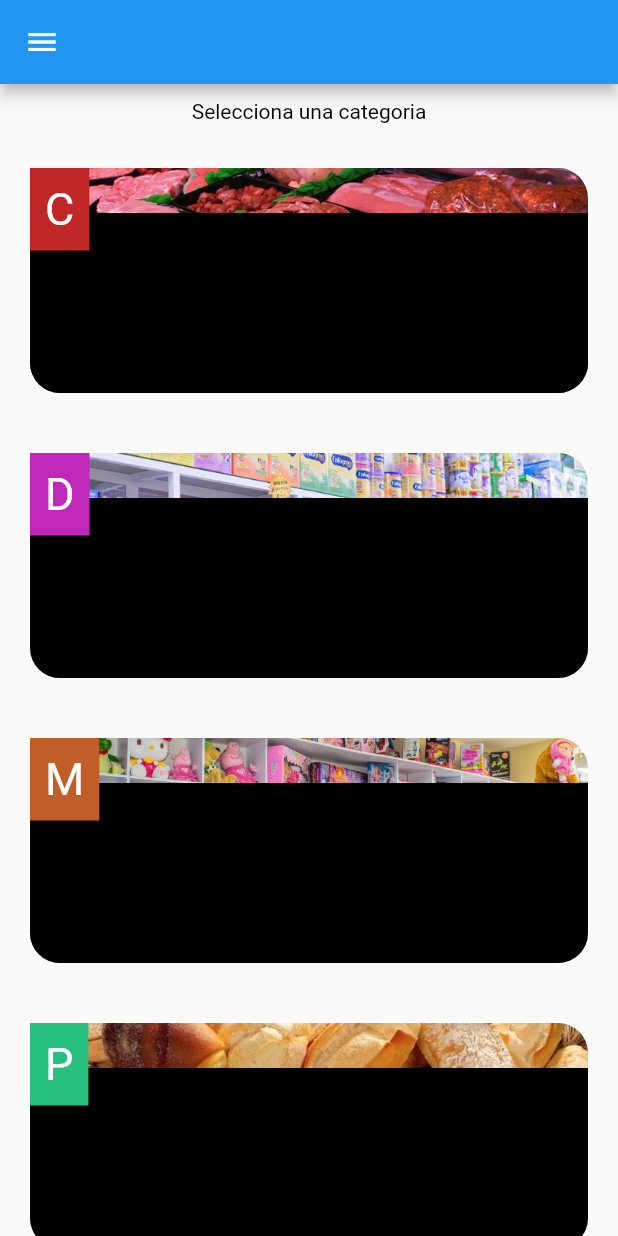
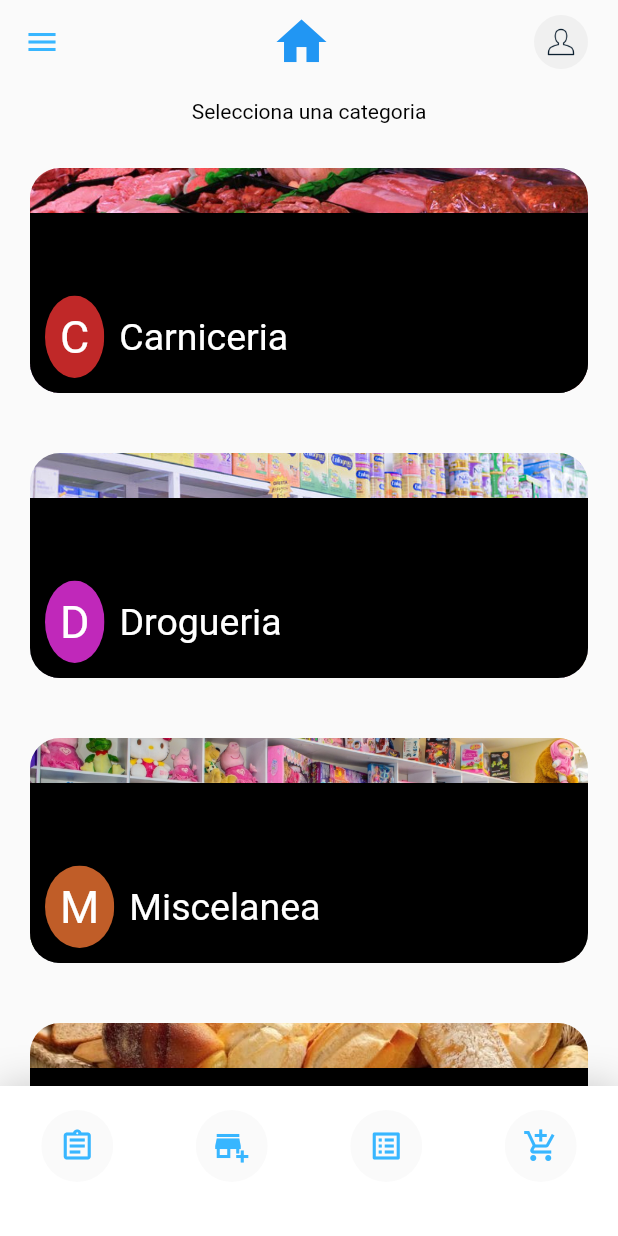
Before and after one commit to DiegoGustavoMO/apptienda, a Flutter app: the CategoryListPage screen opened directly, on a phone screen of 412 x 824 dp. Run offline on Flutter 3.47's test engine with Material 2 defaults, Android fonts, the phone set to English and light mode, and no system bars.

Commit message:
refactor de paginas , widgets y creacion de categoria de barra de botones

```diff
--- a/lib/helpers/utils.dart
+++ b/lib/helpers/utils.dart
@@ -6,25 +6,25 @@ class Utils {
   static List<Category> getMockedCategories() {
     return [
       Category(
-          name: "carniceria",
+          name: "Carniceria",
           icon: IconFontHelper.MEATS,
           color: AppColors.MEATS,
           imgName: "carniceria",
           subCategories: []),
       Category(
-          name: "drogueria",
+          name: "Drogueria",
           icon: IconFontHelper.DRUGSTORE,
           color: AppColors.DRUGSTORE,
           imgName: "drogueria",
           subCategories: []),
       Category(
-          name: "miscelanea",
+          name: "Miscelanea",
           icon: IconFontHelper.SMISCELLANY,
           color: AppColors.SMISCELLANY,
           imgName: "miscelanea",
           subCategories: []),
       Category(
-          name: "panaderia",
+          name: "Panaderia",
           icon: IconFontHelper.BAKERY,
           color: AppColors.BAKERY,
           imgName: "panaderia",
--- a/lib/pages/categorylistpage.dart
+++ b/lib/pages/categorylistpage.dart
@@ -1,5 +1,8 @@
+import 'package:apptienda/helpers/appcolors.dart';
 import 'package:apptienda/helpers/utils.dart';
 import 'package:apptienda/models/category.dart';
+import 'package:apptienda/widgets/categorycard.dart';
+import 'package:apptienda/widgets/categoryicon.dart';
 import 'package:apptienda/widgets/iconfont.dart';
 import 'package:flutter/material.dart';
 import 'package:flutter/widgets.dart';
@@ -11,9 +14,32 @@ class CategoryListPage extends StatelessWidget {
   Widget build(BuildContext context) {
     return Scaffold(
       drawer: Drawer(),
-      appBar: AppBar(),
+      appBar: AppBar(
+        //dentro del AppBar agregue un icono y lo centre
+        title: Center(
+          child: Icon(
+            Icons.home,
+            color: Colors.blue,
+            size: 40.0,
+          ),
+        ),
+        backgroundColor: Colors.transparent,
+        elevation: 0.0,
+        iconTheme: IconThemeData(color: AppColors.MAIN_COLOR),
+        actions: [
+          Container(
+            margin: EdgeInsets.only(right: 10),
+            padding: EdgeInsets.all(10),
+            child: ClipOval(
+              child: Image.asset("assets/images/user.png"),
+            ),
+          )
+        ],
+      ),
       body: Container(
-        child: Column(
+          child: Stack(
+        children: [
+          Column(
             crossAxisAlignment: CrossAxisAlignment.stretch,
             children: [
               Padding(
@@ -28,60 +54,69 @@ class CategoryListPage extends StatelessWidget {
                 child: ListView.builder(
                   itemCount: categories.length,
                   itemBuilder: (BuildContext ctx, int index) {
-                  return Container(
-                    // child: Text(categories[index].name),
-                    margin: EdgeInsets.all(20),
-                    height: 150,
-                    child: Stack(
-                      children: [
-                        Positioned.fill(
-                            child: ClipRRect(
-                          borderRadius: BorderRadius.circular(20.0),
-                          child: Image.asset(
-                            "assets/images/" +
-                                categories[index].imgName +
-                                ".jpg",
-                            fit: BoxFit.cover,
+                    return CategoryCard(category: categories[index]);
+                  },
                 ),
-                        )),
+              ),
               Positioned(
                   bottom: 0,
                   left: 0,
                   right: 0,
                   child: Container(
-                              height: 120,
-                              decoration: BoxDecoration(
-                                  borderRadius: BorderRadius.only(
-                                      bottomLeft: Radius.circular(20),
-                                      bottomRight: Radius.circular(20)),
-                                  gradient: LinearGradient(
-                                    colors: [],
-                                    begin: Alignment.bottomCenter,
-                                    end: Alignment.topCenter,
-                                  )),
-                            )),
-                        Row(
+                    decoration: BoxDecoration(color: Colors.white, boxShadow: [
+                      BoxShadow(
+                          blurRadius: 20,
+                          color: Colors.black.withOpacity(0.2),
+                          offset: Offset.zero)
+                    ]),
+                    height: 100,
+                    padding: EdgeInsets.only(bottom: 20),
+                    child: Row(
+                      mainAxisAlignment: MainAxisAlignment.spaceAround,
                       children: [
-                            Container(
-                              color: categories[index].color,
-                              padding: EdgeInsets.all(10),
-                              child: IconFont(
-                                color: Colors.white,
-                                iconName: categories[index].icon,
-                                size: 30,
+                        ClipOval(
+                          child: Material(
+                            child: IconButton(
+                              icon: Icon(Icons.assignment_outlined,
+                                  color: AppColors.MAIN_COLOR),
+                              onPressed: () {},
                             ),
-                            )
-                          ],
-                        )
+                          ),
+                        ),
+                        ClipOval(
+                          child: Material(
+                            child: IconButton(
+                              icon: Icon(Icons.add_business,
+                                  color: AppColors.MAIN_COLOR),
+                              onPressed: () {},
+                            ),
+                          ),
+                        ),
+                        ClipOval(
+                          child: Material(
+                            child: IconButton(
+                              icon: Icon(Icons.list_alt,
+                                  color: AppColors.MAIN_COLOR),
+                              onPressed: () {},
+                            ),
+                          ),
+                        ),
+                        ClipOval(
+                          child: Material(
+                            child: IconButton(
+                              icon: Icon(Icons.add_shopping_cart,
+                                  color: AppColors.MAIN_COLOR),
+                              onPressed: () {},
+                            ),
+                          ),
+                        ),
                       ],
                     ),
-                  );
-                },
-              ),
-            )
+                  ))
             ],
           ),
-      ),
+        ],
+      )),
     );
   }
 }
--- /dev/null
+++ b/lib/widgets/categorycard.dart
@@ -0,0 +1,63 @@
+import 'package:apptienda/models/category.dart';
+import 'package:apptienda/widgets/categoryicon.dart';
+import 'package:flutter/material.dart';
+
+class CategoryCard extends StatelessWidget {
+  late Category category;
+
+  CategoryCard({required this.category});
+
+  @override
+  Widget build(BuildContext context) {
+    return Container(
+      // child: Text(categories[index].name),
+      margin: EdgeInsets.all(20),
+      height: 150,
+      child: Stack(
+        children: [
+          Positioned.fill(
+              child: ClipRRect(
+            borderRadius: BorderRadius.circular(20.0),
+            child: Image.asset(
+              "assets/images/" + this.category.imgName + ".jpg",
+              fit: BoxFit.cover,
+            ),
+          )),
+          Positioned(
+              bottom: 0,
+              left: 0,
+              right: 0,
+              child: Container(
+                height: 120,
+                decoration: BoxDecoration(
+                    borderRadius: BorderRadius.only(
+                        bottomLeft: Radius.circular(20),
+                        bottomRight: Radius.circular(20)),
+                    gradient: LinearGradient(
+                      colors: [],
+                      begin: Alignment.bottomCenter,
+                      end: Alignment.topCenter,
+                    )),
+              )),
+          Positioned(
+              bottom: 0,
+              child: Padding(
+                padding: const EdgeInsets.all(10.0),
+                child: Row(
+                  children: [
+                    CategoryIcon(
+                        color: this.category.color,
+                        iconName: this.category.icon),
+                    SizedBox(width: 10),
+                    Text(
+                      this.category.name,
+                      style: TextStyle(color: Colors.white, fontSize: 25),
+                    ),
+                  ],
+                ),
+              ))
+        ],
+      ),
+    );
+  }
+}
--- /dev/null
+++ b/lib/widgets/categoryicon.dart
@@ -0,0 +1,26 @@
+import 'package:apptienda/widgets/iconfont.dart';
+import 'package:flutter/material.dart';
+import 'package:flutter/widgets.dart';
+
+class CategoryIcon extends StatelessWidget {
+  late Color color;
+  late String iconName;
+  late double size;
+
+  CategoryIcon({required this.color, required this.iconName, this.size = 30});
+
+  @override
+  Widget build(BuildContext context) {
+    return ClipOval(
+      child: Container(
+        color: this.color,
+        padding: EdgeInsets.all(10),
+        child: IconFont(
+          color: Colors.white,
+          iconName: this.iconName,
+          size: this.size,
+        ),
+      ),
+    );
+  }
+}
```
Also changed, not shown: assets/images/user.png (added). Lines whose indentation alone changed are shown as unchanged.
